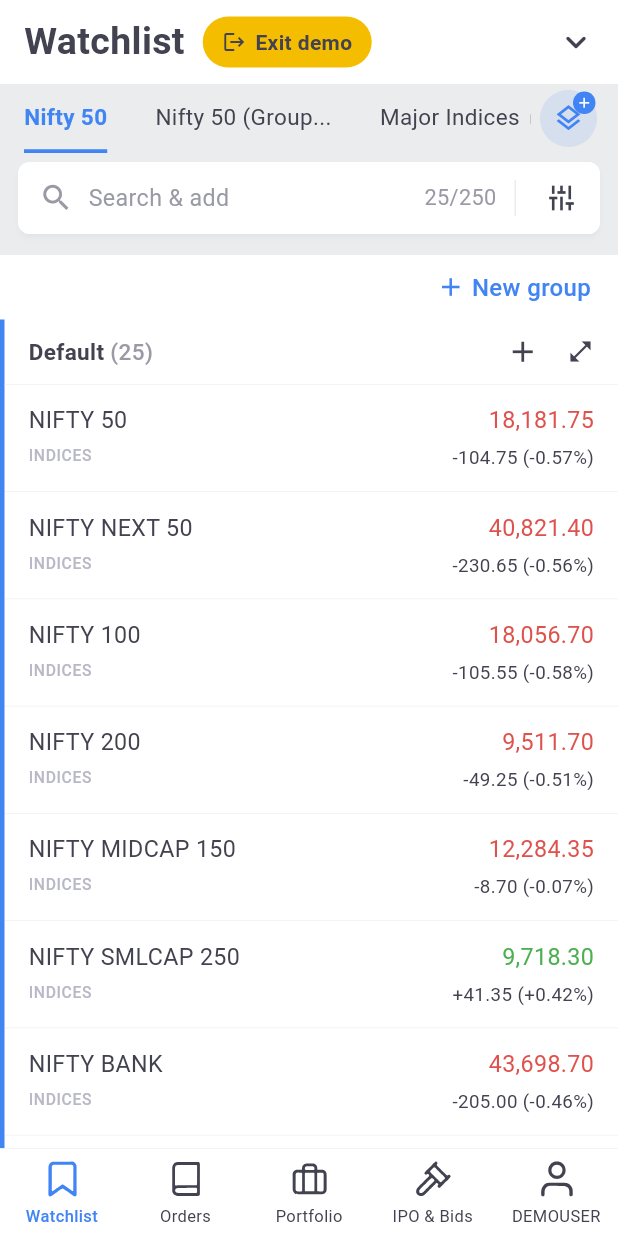
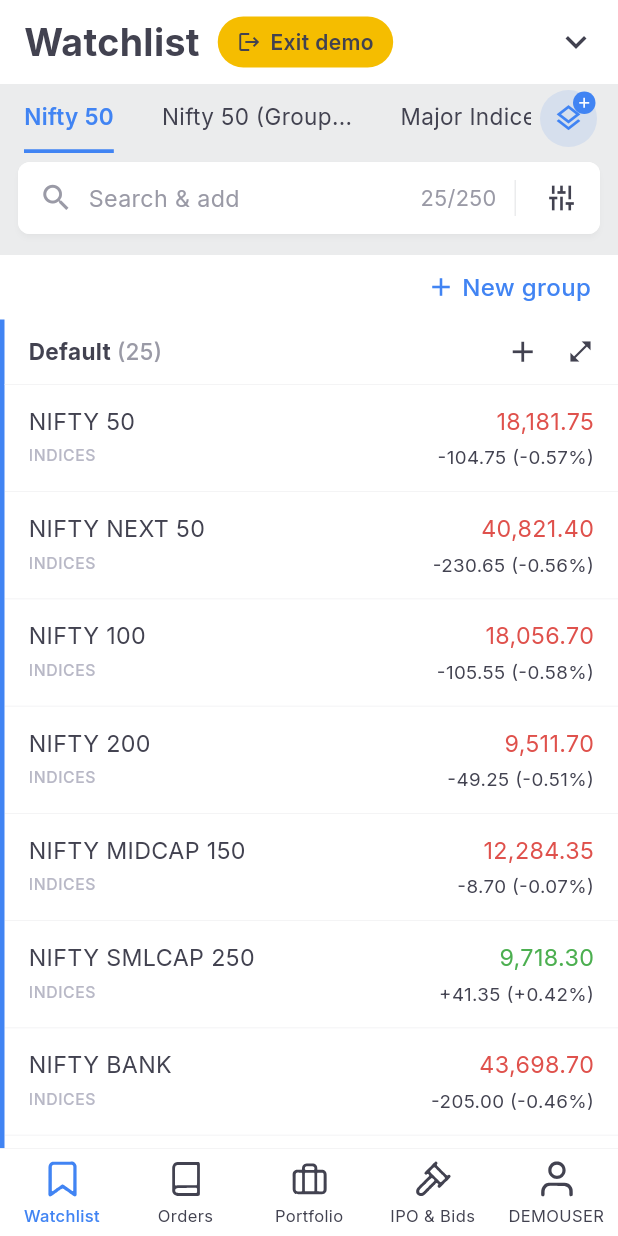
Before and after one commit to Writerw/stock-trading-ui, a Flutter app: the screen it shows after launch, on a phone screen of 412 x 824 dp. Run offline on Flutter 3.47's test engine with Material 3 defaults, Android fonts, the phone set to English and light mode, and no system bars; our stand-ins replace flutter_svg, google_fonts.

Commit message:
Match watchlist top area closer to screenshot
- Switch font Roboto -> Inter (Kite's typeface) across theme/screen/tile
- Tab underline now spans only the label width (padding moved outside
  IntrinsicWidth) instead of label+padding
- Thinner down-chevron (keyboard_arrow_down vs _rounded)

Co-Authored-By: Claude Opus 4.8 <noreply@anthropic.com>
Claude-Session: https://claude.ai/code/session_01TaJjXVjmkRnnBDYEh9LWe4

```diff
--- a/lib/screens/watchlist_screen.dart
+++ b/lib/screens/watchlist_screen.dart
@@ -43,7 +43,7 @@ class _WatchlistScreenState extends State<WatchlistScreen> {
         children: [
           Text(
             'Watchlist',
-            style: GoogleFonts.roboto(
+            style: GoogleFonts.inter(
               fontSize: 25,
               fontWeight: FontWeight.w700,
               color: AppTheme.textPrimary,
@@ -64,7 +64,7 @@ class _WatchlistScreenState extends State<WatchlistScreen> {
                 const SizedBox(width: 6),
                 Text(
                   'Exit demo',
-                  style: GoogleFonts.roboto(
+                  style: GoogleFonts.inter(
                     fontSize: 14,
                     fontWeight: FontWeight.w600,
                     color: AppTheme.textPrimary,
@@ -74,7 +74,7 @@ class _WatchlistScreenState extends State<WatchlistScreen> {
             ),
           ),
           const Spacer(),
-          const Icon(Icons.keyboard_arrow_down_rounded, size: 28, color: AppTheme.textPrimary),
+          const Icon(Icons.keyboard_arrow_down, size: 28, color: AppTheme.textPrimary),
         ],
       ),
     );
@@ -138,9 +138,9 @@ class _WatchlistScreenState extends State<WatchlistScreen> {
     return GestureDetector(
       onTap: () => setState(() => _selectedTab = i),
       behavior: HitTestBehavior.opaque,
-      child: IntrinsicWidth(
-        child: Padding(
-          padding: const EdgeInsets.symmetric(horizontal: 16),
+      child: Padding(
+        padding: const EdgeInsets.symmetric(horizontal: 16),
+        child: IntrinsicWidth(
           child: Column(
             children: [
               Expanded(
@@ -150,7 +150,7 @@ class _WatchlistScreenState extends State<WatchlistScreen> {
                     children: [
                       Text(
                         label,
-                        style: GoogleFonts.roboto(
+                        style: GoogleFonts.inter(
                           fontSize: 15,
                           fontWeight: sel ? FontWeight.w600 : FontWeight.w400,
                           color: sel ? AppTheme.blue : AppTheme.textPrimary,
@@ -199,12 +199,12 @@ class _WatchlistScreenState extends State<WatchlistScreen> {
               Expanded(
                 child: Text(
                   'Search & add',
-                  style: GoogleFonts.roboto(fontSize: 15.5, color: AppTheme.searchHint),
+                  style: GoogleFonts.inter(fontSize: 15.5, color: AppTheme.searchHint),
                 ),
               ),
               Text(
                 '25/250',
-                style: GoogleFonts.roboto(fontSize: 14.5, color: AppTheme.searchHint),
+                style: GoogleFonts.inter(fontSize: 14.5, color: AppTheme.searchHint),
               ),
               const SizedBox(width: 12),
               Container(width: 1, height: 24, color: AppTheme.topSection),
@@ -236,7 +236,7 @@ class _WatchlistScreenState extends State<WatchlistScreen> {
           const SizedBox(width: 4),
           Text(
             'New group',
-            style: GoogleFonts.roboto(fontSize: 16, fontWeight: FontWeight.w500, color: AppTheme.blue),
+            style: GoogleFonts.inter(fontSize: 16, fontWeight: FontWeight.w500, color: AppTheme.blue),
           ),
         ],
       ),
@@ -260,11 +260,11 @@ class _WatchlistScreenState extends State<WatchlistScreen> {
                   children: [
                     Text(
                       'Default ',
-                      style: GoogleFonts.roboto(fontSize: 15, fontWeight: FontWeight.w700, color: AppTheme.textPrimary),
+                      style: GoogleFonts.inter(fontSize: 15, fontWeight: FontWeight.w700, color: AppTheme.textPrimary),
                     ),
                     Text(
                       '(25)',
-                      style: GoogleFonts.roboto(fontSize: 15, fontWeight: FontWeight.w500, color: AppTheme.textSecondary),
+                      style: GoogleFonts.inter(fontSize: 15, fontWeight: FontWeight.w500, color: AppTheme.textSecondary),
                     ),
                     const Spacer(),
                     const Icon(Icons.add, size: 23, color: AppTheme.textPrimary),
--- a/lib/theme/app_theme.dart
+++ b/lib/theme/app_theme.dart
@@ -29,7 +29,7 @@ class AppTheme {
       appBarTheme: AppBarTheme(
         backgroundColor: background,
         elevation: 0,
-        titleTextStyle: GoogleFonts.roboto(
+        titleTextStyle: GoogleFonts.inter(
           fontSize: 18,
           fontWeight: FontWeight.w500,
           color: textPrimary,
@@ -37,10 +37,10 @@ class AppTheme {
         iconTheme: const IconThemeData(color: textPrimary),
       ),
       textTheme: TextTheme(
-        bodyLarge: GoogleFonts.roboto(fontSize: 16, color: textPrimary),
-        bodyMedium: GoogleFonts.roboto(fontSize: 14, color: textPrimary),
-        bodySmall: GoogleFonts.roboto(fontSize: 12, color: textSecondary),
-        titleMedium: GoogleFonts.roboto(fontSize: 14, fontWeight: FontWeight.w500, color: textPrimary),
+        bodyLarge: GoogleFonts.inter(fontSize: 16, color: textPrimary),
+        bodyMedium: GoogleFonts.inter(fontSize: 14, color: textPrimary),
+        bodySmall: GoogleFonts.inter(fontSize: 12, color: textSecondary),
+        titleMedium: GoogleFonts.inter(fontSize: 14, fontWeight: FontWeight.w500, color: textPrimary),
       ),
       cardTheme: const CardTheme(
         elevation: 0,
--- a/lib/widgets/stock_tile.dart
+++ b/lib/widgets/stock_tile.dart
@@ -27,7 +27,7 @@ class StockTile extends StatelessWidget {
                 children: [
                   Text(
                     stock.symbol,
-                    style: GoogleFonts.roboto(
+                    style: GoogleFonts.inter(
                       fontSize: 15.5,
                       fontWeight: FontWeight.w400,
                       color: AppTheme.textPrimary,
@@ -36,7 +36,7 @@ class StockTile extends StatelessWidget {
                   const SizedBox(height: 5),
                   Text(
                     stock.exchange,
-                    style: GoogleFonts.roboto(
+                    style: GoogleFonts.inter(
                       fontSize: 10.5,
                       fontWeight: FontWeight.w500,
                       letterSpacing: 0.4,
@@ -52,7 +52,7 @@ class StockTile extends StatelessWidget {
               children: [
                 Text(
                   stock.ltpDisplay,
-                  style: GoogleFonts.roboto(
+                  style: GoogleFonts.inter(
                     fontSize: 15.5,
                     fontWeight: FontWeight.w400,
                     color: priceColor,
@@ -61,7 +61,7 @@ class StockTile extends StatelessWidget {
                 const SizedBox(height: 5),
                 Text(
                   stock.changeDisplay,
-                  style: GoogleFonts.roboto(
+                  style: GoogleFonts.inter(
                     fontSize: 12.5,
                     fontWeight: FontWeight.w400,
                     color: AppTheme.textPrimary,
```
